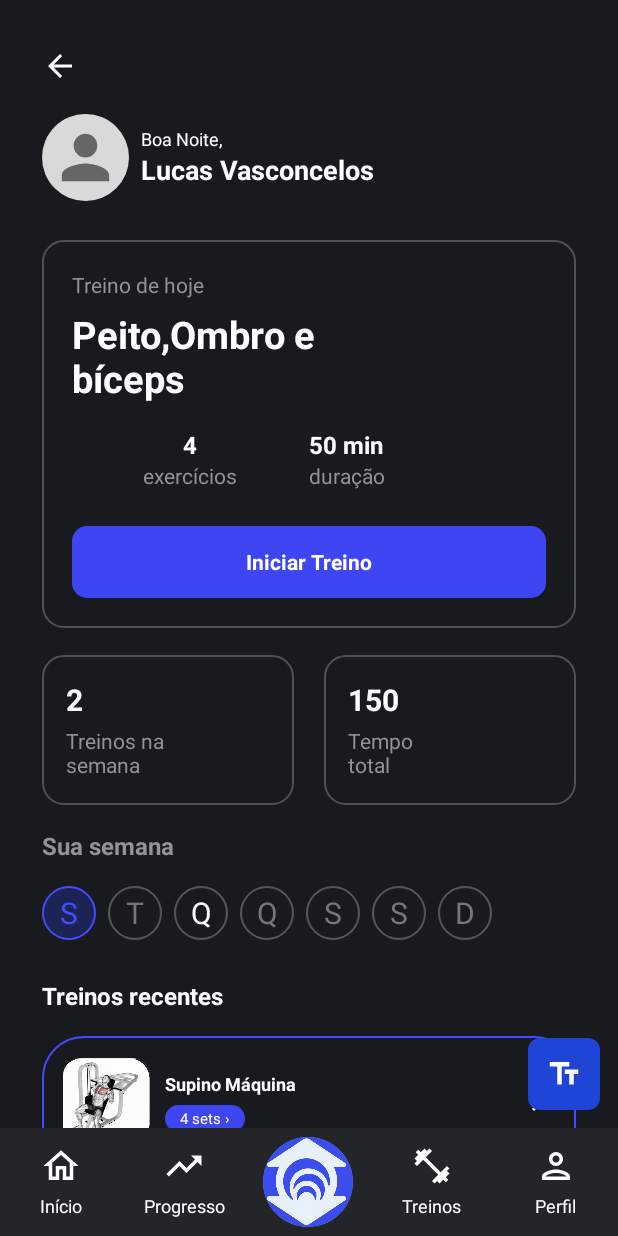
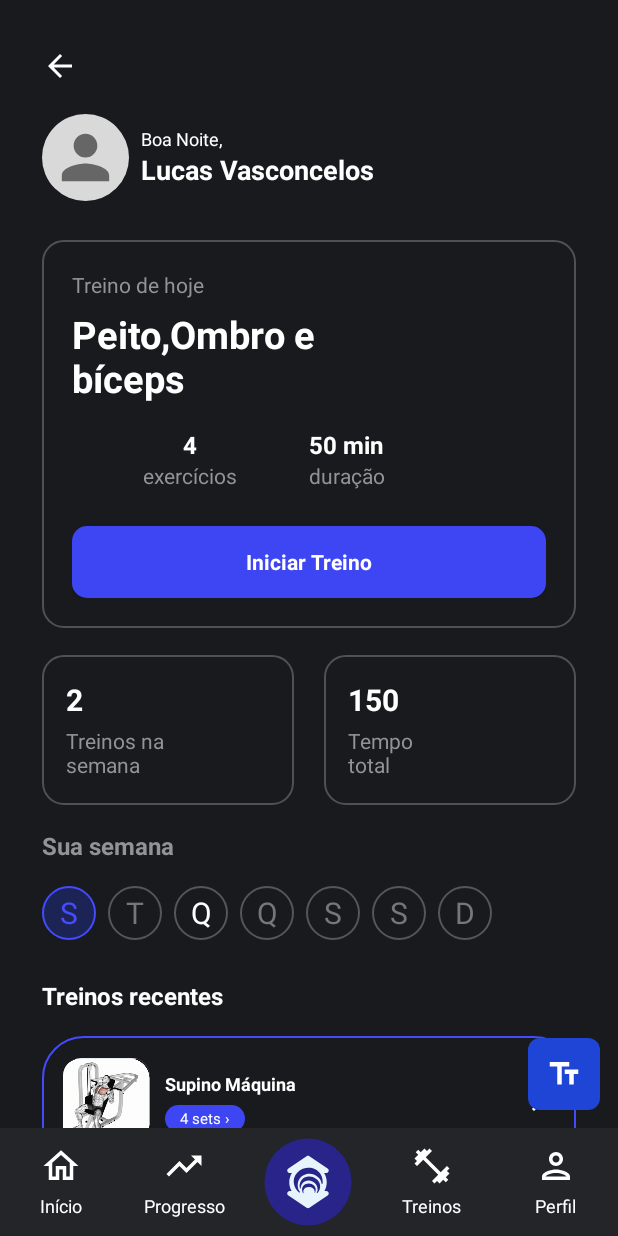
Before and after one commit to mmirellaLima/UNIFOR-academia, an Android app built with Jetpack Compose: the FeedActivity screen opened directly, with no data from a screen before it, on a phone screen of 412 x 824 dp. Run offline under Robolectric (Android 15) with nearby library versions, the light colour scheme and no system bars.

Commit message:
Padroniza icone circular da Unifor no feed sem borda

```diff
--- /dev/null
+++ b/app/src/main/res/drawable/feed_unifor_icon.xml
@@ -0,0 +1,13 @@
+<?xml version="1.0" encoding="utf-8"?>
+<vector xmlns:android="http://schemas.android.com/apk/res/android"
+    android:width="60dp" android:height="60dp"
+    android:viewportWidth="64" android:viewportHeight="64">
+    <path android:pathData="M32,1 A31,31 0,1 1,32,63 A31,31 0,1 1,32,1 Z"
+        android:fillColor="#28248A" />
+    <group android:scaleX="0.9" android:scaleY="0.9" android:translateX="-147.55" android:translateY="-710.5">
+        <path android:pathData="M198.39,804.61C199.06,804.16 199.94,804.16 200.61,804.61L214.99,814.24C216.63,815.34 215.85,817.9 213.87,817.9H212.21C213.55,820.04 214.32,822.56 214.32,825.24C214.32,827.73 213.66,830.07 212.5,832.1H213.87C215.85,832.1 216.63,834.66 214.99,835.76L200.61,845.39C199.94,845.84 199.06,845.84 198.39,845.39L184.01,835.76C182.37,834.66 183.15,832.1 185.13,832.1H186.5C185.34,830.07 184.68,827.73 184.68,825.24C184.68,822.56 185.45,820.04 186.79,817.9H185.13C183.15,817.9 182.37,815.34 184.01,814.24L198.39,804.61Z" android:fillColor="#E7F4FC" />
+        <path android:pathData="M210.76,826.66C211.09,826.53 211.12,825.26 211.09,824.64C211.09,818.73 206.84,815.58 204.71,814.75C202.11,813.61 195.72,812.62 190.95,817.75C186.19,822.87 188.74,828.96 190.62,831.37C191.09,832.07 192.21,833.44 192.88,833.31C193.55,833.18 193,832.4 192.63,832.02C190.62,829.26 190.05,820.31 199.51,818.56C206.65,818.07 209.75,823.66 209.92,824.72C210.09,825.77 210.34,826.83 210.76,826.66Z" android:fillColor="#28248A" />
+        <path android:pathData="M206.54,833.82C206.79,833.88 207.34,833.18 207.59,832.83C210.08,829.54 208.95,826.06 208.07,824.72C207.04,823.03 203.76,819.87 198.84,820.78C193.91,821.68 192.82,826.11 192.9,828.21C192.87,828.8 192.94,830.02 193.39,830.22C193.83,830.42 193.84,829.75 193.79,829.4C193.78,827.04 197.23,821.83 203.45,824.72C207.79,827.36 207.22,831.74 206.88,832.39C206.53,833.05 206.23,833.74 206.54,833.82Z" android:fillColor="#28248A" />
+        <path android:pathData="M204.87,833.62C205.04,833.61 205.25,833.07 205.33,832.8C206.24,830.26 204.82,828.26 204,827.59C203.01,826.71 200.3,825.33 197.37,826.82C194.44,828.31 194.65,831.31 195.11,832.63C195.22,833 195.51,833.76 195.83,833.8C196.15,833.85 196.02,833.43 195.92,833.21C195.44,831.72 196.7,828.36 201.21,829.02C204.49,829.88 204.88,832.18 204.79,832.66C204.7,833.13 204.65,833.63 204.87,833.62Z" android:fillColor="#28248A" />
+    </group>
+</vector>
--- a/app/src/main/res/layout/activity_feed.xml
+++ b/app/src/main/res/layout/activity_feed.xml
@@ -109,7 +109,7 @@
       <TextView style="@style/FeedText" android:layout_marginTop="4dp" android:text="@string/feed_progress" android:textSize="12sp" />
     </LinearLayout>
     <LinearLayout android:id="@+id/feed_nav_chat" android:layout_width="0dp" android:layout_weight="1" android:layout_height="wrap_content" android:minHeight="64dp" android:gravity="center" android:orientation="vertical" android:clickable="true" android:focusable="true" android:background="?attr/selectableItemBackground" android:contentDescription="@string/feed_chat">
-      <ImageView android:layout_width="60dp" android:layout_height="60dp" android:src="@drawable/feed_unifor" android:importantForAccessibility="no" android:padding="0dp" android:scaleType="centerCrop" android:background="@drawable/feed_unifor_circle" android:clipToOutline="true" />
+      <ImageView android:layout_width="60dp" android:layout_height="60dp" android:src="@drawable/feed_unifor_icon" android:importantForAccessibility="no" android:padding="0dp" android:scaleType="fitCenter" />
     </LinearLayout>
     <LinearLayout android:id="@+id/feed_nav_training" android:layout_width="0dp" android:layout_weight="1" android:layout_height="wrap_content" android:minHeight="64dp" android:gravity="center" android:orientation="vertical" android:clickable="true" android:focusable="true" android:background="?attr/selectableItemBackground" android:contentDescription="@string/feed_training">
       <ImageView android:layout_width="28dp" android:layout_height="28dp" android:src="@drawable/ic_treinos" android:importantForAccessibility="no" />
```
